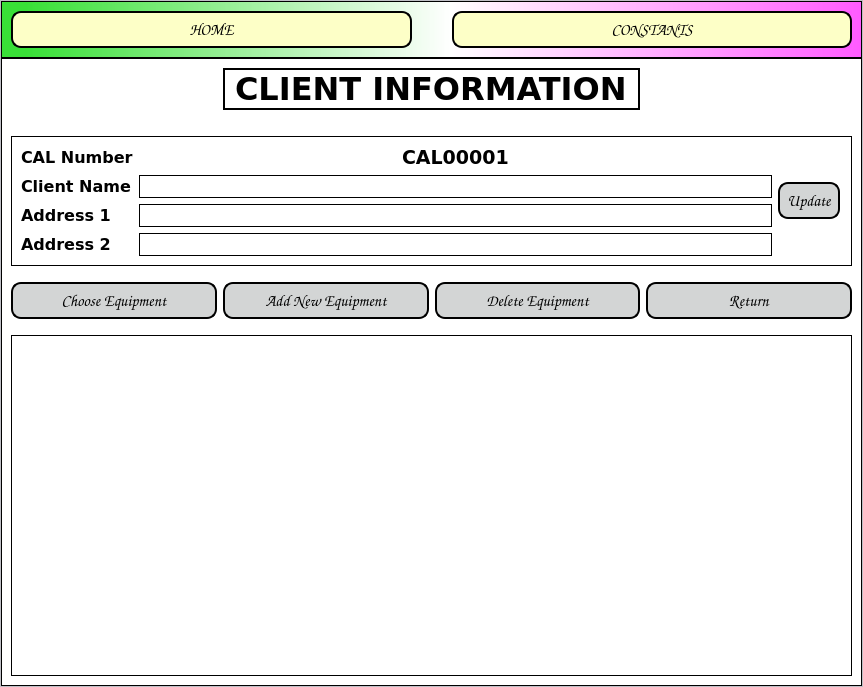
JasonLaux/DC-Boxjelly, file app/gui/resources/main_window.ui: the form before one commit.
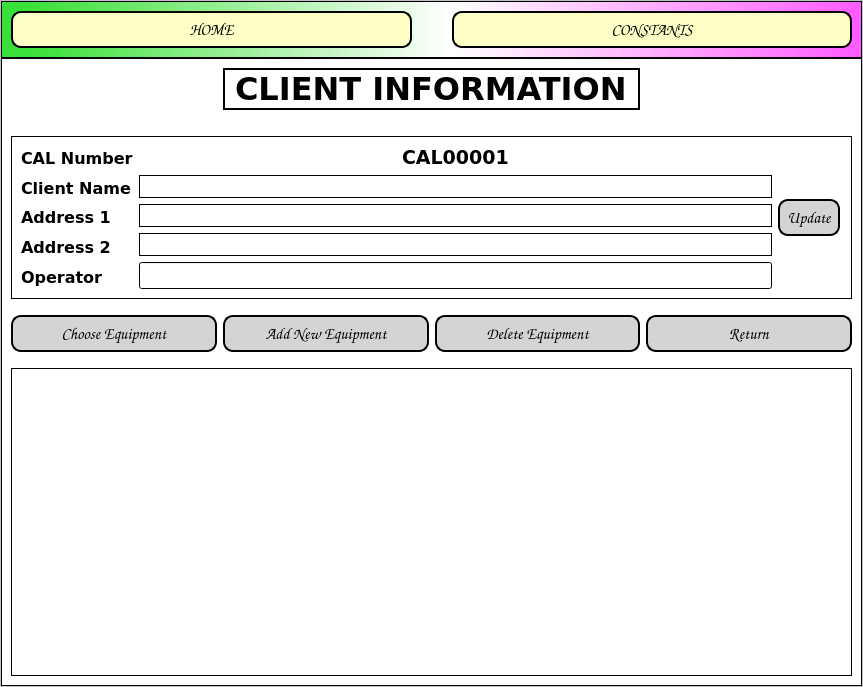
The form after the commit. The open tabs and pages were chosen to show the change.

Commit message: Added import raw file button and an operator field

Patch:
```diff
--- a/app/gui/resources/main_window.ui
+++ b/app/gui/resources/main_window.ui
@@ -883,6 +883,21 @@
                      </property>
                     </widget>
                    </item>
+                   <item>
+                    <widget class="QLabel" name="label">
+                     <property name="font">
+                      <font>
+                       <family>Verdana</family>
+                       <pointsize>12</pointsize>
+                       <weight>75</weight>
+                       <bold>true</bold>
+                      </font>
+                     </property>
+                     <property name="text">
+                      <string>Operator</string>
+                     </property>
+                    </widget>
+                   </item>
                   </layout>
                  </item>
                  <item>
@@ -944,6 +959,16 @@
                      </property>
                     </widget>
                    </item>
+                   <item>
+                    <widget class="QLineEdit" name="operatorlineEdit">
+                     <property name="font">
+                      <font>
+                       <family>Verdana</family>
+                       <pointsize>12</pointsize>
+                      </font>
+                     </property>
+                    </widget>
+                   </item>
                   </layout>
                  </item>
                  <item>
```
Left out of the diff: 29 changed lines with no effect on the pictures.
